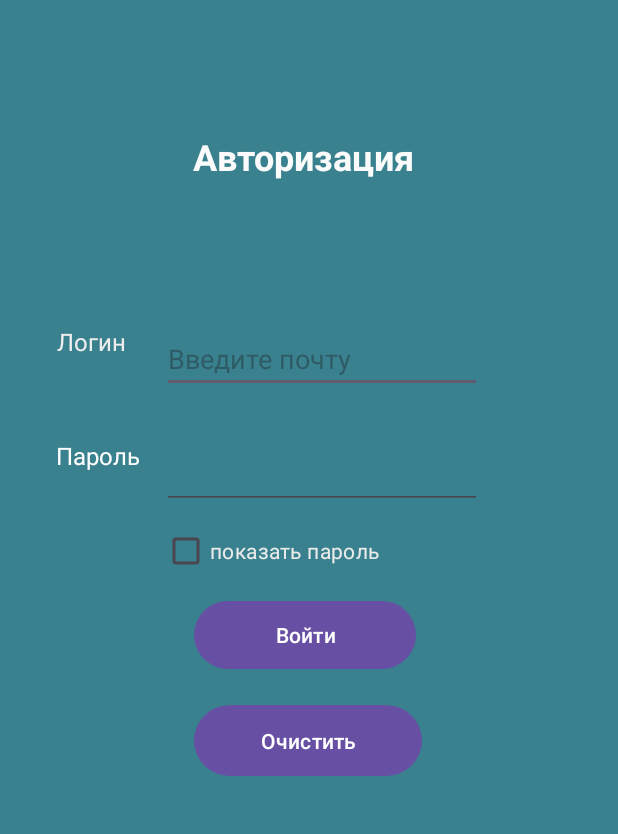
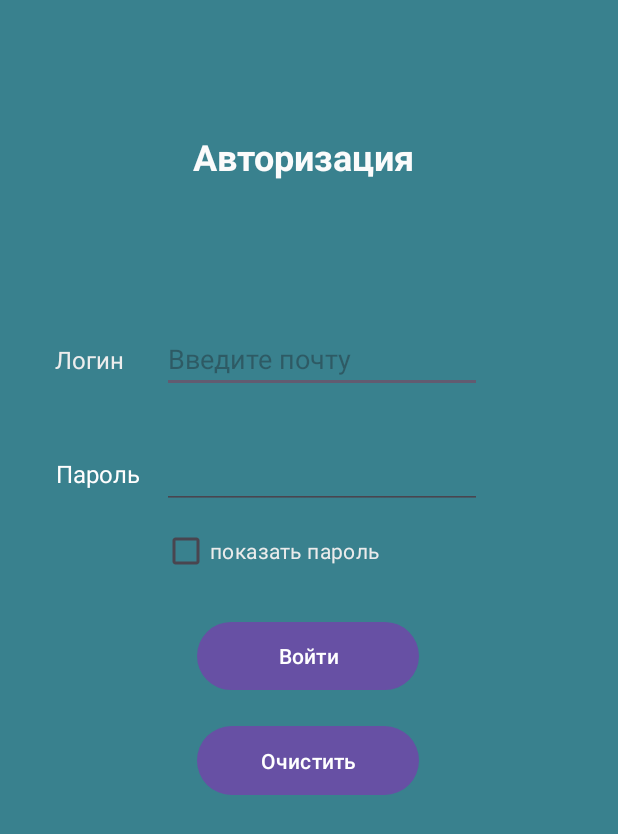
Before and after one commit to chilivar/LabWorkAndroid, an Android app: the screen it shows after launch (MainActivity), on a phone screen of 412 x 824 dp. Shown: the top 834 px of the screen. Run offline under Robolectric (Android 15) with nearby library versions, the phone set to English and light mode, and no system bars.

Commit message:
Изменения в UI

```diff
--- a/app/src/main/res/layout/activity_main.xml
+++ b/app/src/main/res/layout/activity_main.xml
@@ -52,13 +52,13 @@
         android:id="@+id/textView2"
         android:layout_width="wrap_content"
         android:layout_height="wrap_content"
-        android:layout_marginTop="96dp"
+        android:layout_marginTop="108dp"
         android:layout_marginEnd="24dp"
         android:text="Логин"
         android:textColor="#EDEDED"
         android:textSize="16sp"
         app:layout_constraintEnd_toStartOf="@+id/loginTxtBx"
-        app:layout_constraintHorizontal_bias="1.0"
+        app:layout_constraintHorizontal_bias="0.973"
         app:layout_constraintStart_toStartOf="parent"
         app:layout_constraintTop_toBottomOf="@+id/textView" />
 
@@ -66,13 +66,13 @@
         android:id="@+id/textView3"
         android:layout_width="wrap_content"
         android:layout_height="wrap_content"
-        android:layout_marginTop="172dp"
+        android:layout_marginTop="184dp"
         android:layout_marginEnd="12dp"
         android:text="Пароль"
         android:textColor="#FFFEFE"
         android:textSize="16sp"
         app:layout_constraintEnd_toStartOf="@+id/passwordTxtBx"
-        app:layout_constraintHorizontal_bias="0.937"
+        app:layout_constraintHorizontal_bias="0.925"
         app:layout_constraintStart_toStartOf="parent"
         app:layout_constraintTop_toBottomOf="@+id/textView" />
 
@@ -80,17 +80,17 @@
         android:id="@+id/enterBtn"
         android:layout_width="148dp"
         android:layout_height="53dp"
-        android:layout_marginTop="276dp"
+        android:layout_marginTop="290dp"
         android:text="Войти"
         app:layout_constraintEnd_toEndOf="parent"
-        app:layout_constraintHorizontal_bias="0.49"
+        app:layout_constraintHorizontal_bias="0.498"
         app:layout_constraintStart_toStartOf="parent"
         app:layout_constraintTop_toBottomOf="@+id/textView" />
 
     <Button
         android:id="@+id/clearBtn"
-        android:layout_width="152dp"
-        android:layout_height="55dp"
+        android:layout_width="148dp"
+        android:layout_height="54dp"
         android:layout_marginTop="16dp"
         android:text="Очистить"
         app:layout_constraintEnd_toEndOf="parent"
@@ -102,12 +102,12 @@
         android:id="@+id/statusTxtBx"
         android:layout_width="wrap_content"
         android:layout_height="wrap_content"
-        android:layout_marginTop="520dp"
+        android:layout_marginTop="552dp"
         android:background="#9E1D1D"
         android:text="Статус"
         android:textColor="#FFFAFA"
+        android:textSize="24sp"
         android:visibility="invisible"
-        android:textSize="24sp"
         app:layout_constraintEnd_toEndOf="parent"
         app:layout_constraintStart_toStartOf="parent"
         app:layout_constraintTop_toTopOf="parent" />
```
